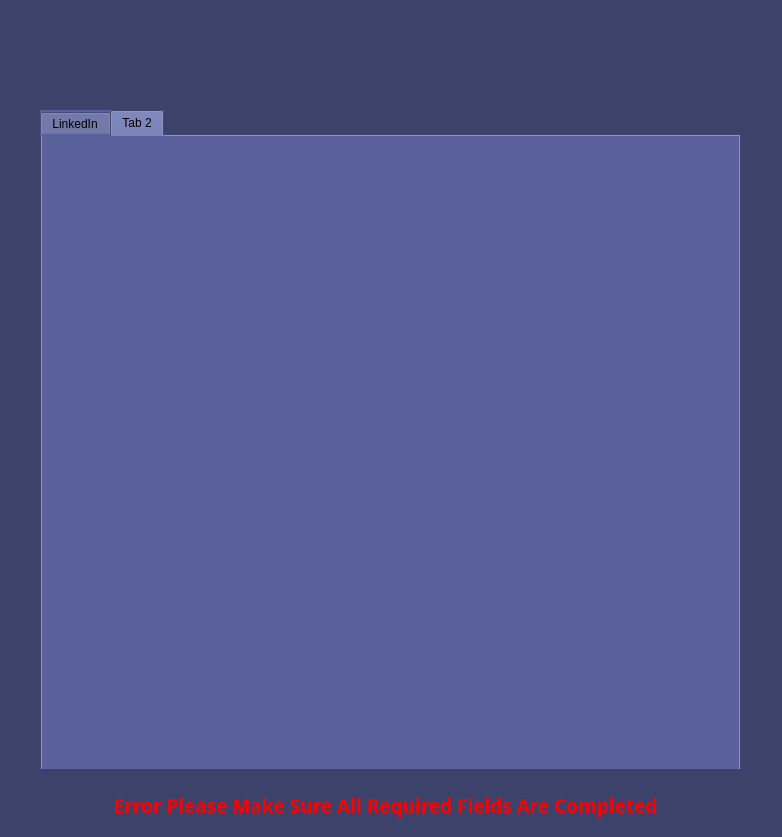
Kgg9/Blaze-News-Scraper, file Windows/Accounts.ui: the form before one commit.
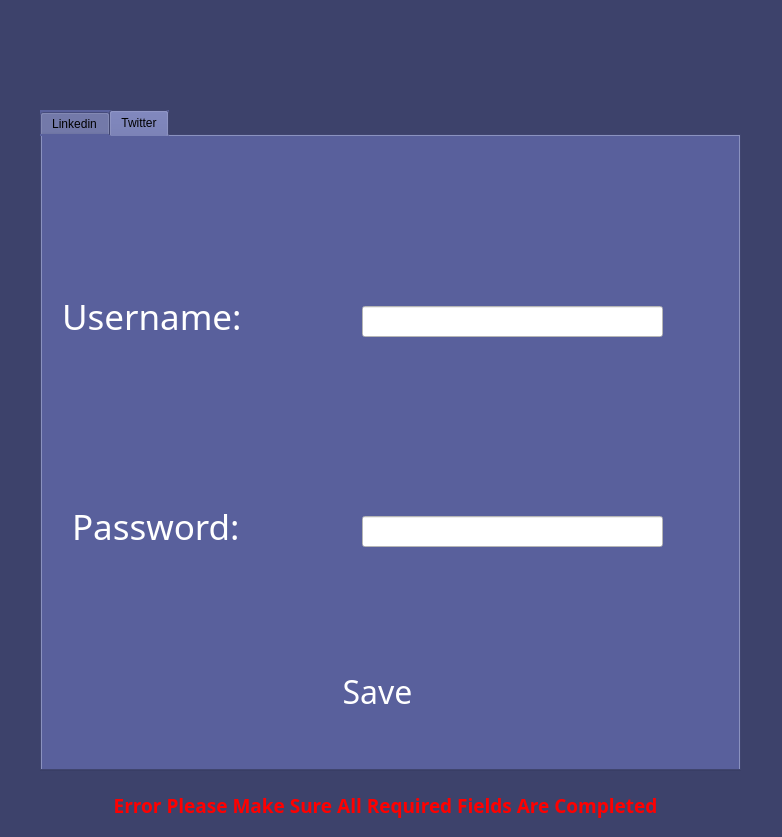
The form after the commit. The open tabs and pages were chosen to show the change. Icons and pictures are not drawn.

Commit message: Integrated Automatic Twitter Poster with the GUI

```diff
--- a/Windows/Accounts.ui
+++ b/Windows/Accounts.ui
@@ -35,7 +35,7 @@
    </property>
    <widget class="QWidget" name="LinkedinTab">
     <attribute name="title">
-     <string>LinkedIn</string>
+     <string>Linkedin</string>
     </attribute>
     <widget class="QLabel" name="LinkedinUseranme">
      <property name="geometry">
@@ -191,8 +191,121 @@
    </widget>
    <widget class="QWidget" name="tab_2">
     <attribute name="title">
-     <string>Tab 2</string>
+     <string>Twitter</string>
     </attribute>
+    <widget class="QLabel" name="TwitterUseranme">
+     <property name="geometry">
+      <rect>
+       <x>20</x>
+       <y>150</y>
+       <width>231</width>
+       <height>61</height>
+      </rect>
+     </property>
+     <property name="font">
+      <font>
+       <family>Cascadia Mono Light</family>
+       <pointsize>26</pointsize>
+       <weight>50</weight>
+       <bold>false</bold>
+      </font>
+     </property>
+     <property name="styleSheet">
+      <string notr="true">color:white;</string>
+     </property>
+     <property name="text">
+      <string>Username:</string>
+     </property>
+    </widget>
+    <widget class="QLineEdit" name="TwitterUsernameBox">
+     <property name="geometry">
+      <rect>
+       <x>320</x>
+       <y>170</y>
+       <width>301</width>
+       <height>31</height>
+      </rect>
+     </property>
+     <property name="styleSheet">
+      <string notr="true">background-color: white;
+color: black</string>
+     </property>
+    </widget>
+    <widget class="QLabel" name="TwitterPassword">
+     <property name="geometry">
+      <rect>
+       <x>30</x>
+       <y>360</y>
+       <width>231</width>
+       <height>61</height>
+      </rect>
+     </property>
+     <property name="font">
+      <font>
+       <family>Cascadia Mono Light</family>
+       <pointsize>26</pointsize>
+       <weight>50</weight>
+       <bold>false</bold>
+      </font>
+     </property>
+     <property name="styleSheet">
+      <string notr="true">color:white;</string>
+     </property>
+     <property name="text">
+      <string>Password:</string>
+     </property>
+    </widget>
+    <widget class="QLineEdit" name="TwitterPasswordBox">
+     <property name="geometry">
+      <rect>
+       <x>320</x>
+       <y>380</y>
+       <width>301</width>
+       <height>31</height>
+      </rect>
+     </property>
+     <property name="styleSheet">
+      <string notr="true">background-color: white;
+color: black</string>
+     </property>
+     <property name="echoMode">
+      <enum>QLineEdit::Password</enum>
+     </property>
+    </widget>
+    <widget class="QPushButton" name="TwitterSaveButton">
+     <property name="geometry">
+      <rect>
+       <x>270</x>
+       <y>530</y>
+       <width>131</width>
+       <height>51</height>
+      </rect>
+     </property>
+     <property name="font">
+      <font>
+       <family>Cascadia Code SemiLight</family>
+       <pointsize>24</pointsize>
+      </font>
+     </property>
+     <property name="styleSheet">
+      <string notr="true">QPushButton{
+background-color: rgb(89,96,156);
+border:none;
+color:white;
+}
+
+QPushButton:Hover{
+border-style: solid;
+border-color:white;
+border-width: 3px;
+}
+
+</string>
+     </property>
+     <property name="text">
+      <string>Save</string>
+     </property>
+    </widget>
    </widget>
   </widget>
   <widget class="QLabel" name="LinkedinBackArrowLabel">
```
Left out of the diff: 4 changed lines with no effect on the pictures. The commit also changes 3 other files.
